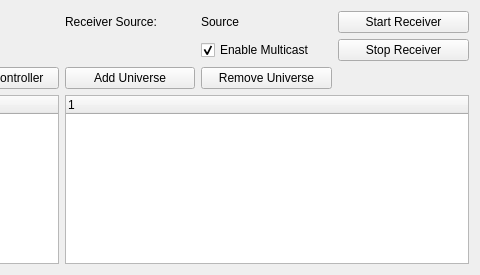
Before: the Qt Designer form OpenRGBE131ReceiverDialog.ui in sudoxnym/open-hyperion, drawn with Qt 5; both pictures show x 220 to 700 and y 0 to 275 of the 700 by 275 pixel window.
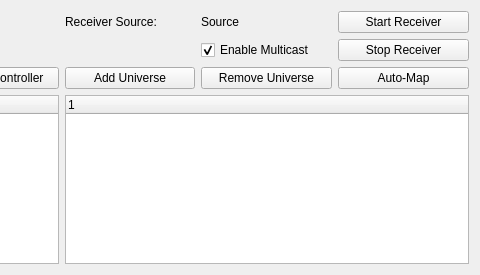
After: the same form once the commit is applied.

Commit message: Don't automatically map universes when controllers become available, instead move auto-map to a button

What changed in the file:
```diff
--- a/OpenRGBE131ReceiverDialog.ui
+++ b/OpenRGBE131ReceiverDialog.ui
@@ -135,6 +135,13 @@
      </property>
     </widget>
    </item>
+   <item row="4" column="4">
+    <widget class="QPushButton" name="ButtonAutoMap">
+     <property name="text">
+      <string>Auto-Map</string>
+     </property>
+    </widget>
+   </item>
   </layout>
  </widget>
  <resources/>
```
The commit also changes 2 other files.
